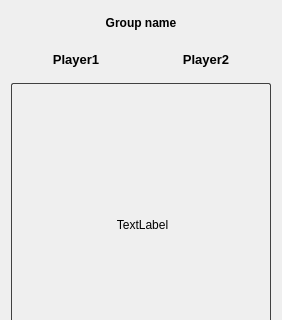
Qt form include/ui_/BoxContainer.ui (arcAcemK/LevelManager) before a commit; both pictures show x 0 to 282 and y 0 to 320 of the 282 by 459 pixel window.
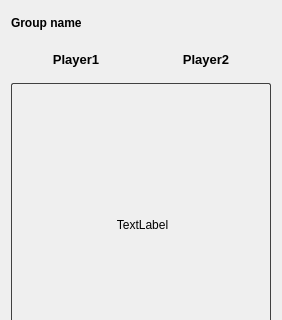
The same form after that commit.

Patch:
```diff
--- a/include/ui_/BoxContainer.ui
+++ b/include/ui_/BoxContainer.ui
@@ -80,7 +80,7 @@
 font-weight:bold;</string>
        </property>
        <property name="text">
-        <string>&lt;html&gt;&lt;head/&gt;&lt;body&gt;&lt;p align=&quot;center&quot;&gt;Group name&lt;/p&gt;&lt;/body&gt;&lt;/html&gt;</string>
+        <string>&lt;html&gt;&lt;head/&gt;&lt;body&gt;&lt;p&gt;Group name&lt;/p&gt;&lt;/body&gt;&lt;/html&gt;</string>
        </property>
       </widget>
      </item>
```
